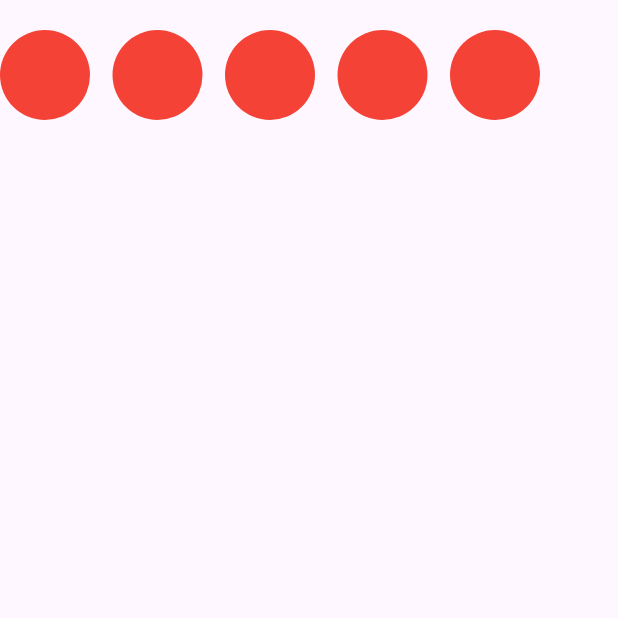
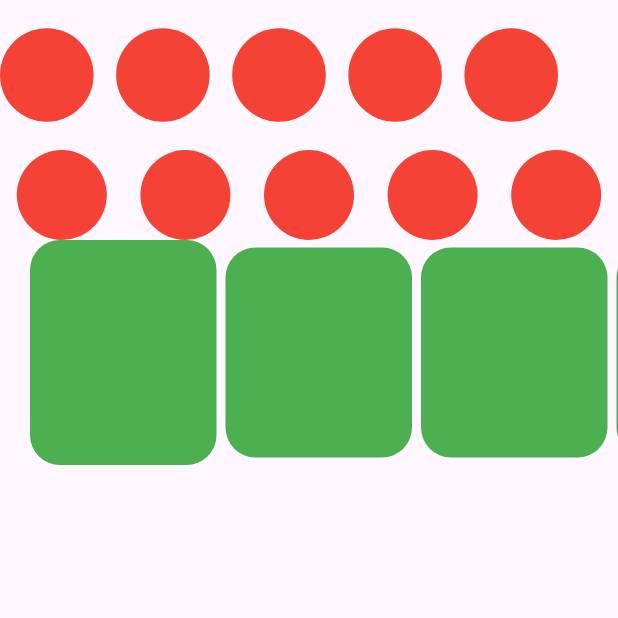
Before and after one commit to sam-in07/shpoy_app_flutter, a Flutter app: the screen it shows after launch, on a phone screen of 412 x 824 dp, the top half of it. Run offline on Flutter 3.47's test engine with Material 3 defaults, Android fonts, the phone set to English and light mode, and no system bars; our stand-ins replace google_fonts.

Commit message:
"Commit"

```diff
--- /dev/null
+++ b/lib/class_2 no/Responsive UI with Media Query.txt
@@ -0,0 +1,24 @@
+ child: ListView.separated(
+              scrollDirection: Axis.horizontal,
+              itemCount: 5,
+              itemBuilder: (context, index) {
+                return   Container(height: 100 ,
+                  width: 60,
+                  decoration: BoxDecoration(
+                    color: Colors.red,
+                    shape: BoxShape.circle,
+                  ),
+                ) ;
+              },
+              separatorBuilder: (context, index) {
+                return SizedBox(width: 15,);
+              },
+            ),
+
+            chnage hobe :  5 no line a "  Container(height: 100 ,
+                                                           width: 60,
+                                                           decoration: BoxDecoration(
+                                                             color: Colors.red,
+                                                             shape: BoxShape.circle,
+                                                           ),
+                                                         ) ;"
--- a/lib/profile.dart
+++ b/lib/profile.dart
@@ -9,7 +9,12 @@ import 'package:flutter/material.dart';
     // TODO: implement build
    //  throw UnimplementedError();
     return Scaffold(
-      body: Column(
+      body:
+      Column(
+        children: [
+          Center(
+            child: Center(
+              child: Column(
                 children: [
 
                   SizedBox(
@@ -18,8 +23,11 @@ import 'package:flutter/material.dart';
                       scrollDirection: Axis.horizontal,
                       itemCount: 5,
                       itemBuilder: (context, index) {
-                return   Container(height: 100 ,
-                  width: 60,
+                        return   Container(
+                      //    height: 60 ,
+                          height: MediaQuery.of(context).size.height / 5 - 20 ,
+                          width: MediaQuery.of(context).size.width / 5 - 20 ,
+                          // 5 jon nise 100 padding 1 jon nise 20 kore
                           decoration: BoxDecoration(
                             color: Colors.red,
                             shape: BoxShape.circle,
@@ -35,6 +43,107 @@ import 'package:flutter/material.dart';
 
                 ],
               ),
+            ),
+          ),
+          Row(
+            children: [
+              Container(
+                height: 60 ,
+                width: MediaQuery.of(context).size.width / 5,
+                decoration: BoxDecoration(
+                  color: Colors.red,
+                  shape: BoxShape.circle,
+                ),
+              ),
+              Container(
+                height: 60 ,
+                width: MediaQuery.of(context).size.width / 5,
+                decoration: BoxDecoration(
+                  color: Colors.red,
+                  shape: BoxShape.circle,
+                ),
+              ),
+              Container(
+                height: 60 ,
+                width: MediaQuery.of(context).size.width / 5,
+                decoration: BoxDecoration(
+                  color: Colors.red,
+                  shape: BoxShape.circle,
+                ),
+              ),
+              Container(
+                height: 60 ,
+                width: MediaQuery.of(context).size.width / 5,
+                decoration: BoxDecoration(
+                  color: Colors.red,
+                  shape: BoxShape.circle,
+                ),
+              ),
+              Container(
+                height: 60 ,
+                width: MediaQuery.of(context).size.width / 5,
+                decoration: BoxDecoration(
+                  color: Colors.red,
+                  shape: BoxShape.circle,
+                ),
+              ),
+
+
+            ],
+          ),
+          // 3* 6 = 18 + 20 = 38 / 3 = 13
+          Padding(
+            padding: const EdgeInsets.only(left: 20.0),
+            child: SizedBox(
+              child: SingleChildScrollView(
+                scrollDirection: Axis.horizontal,
+                child: Row(
+                  spacing: 6,
+                  children: [
+                     Container(
+                        height: 150 ,
+                       width: MediaQuery.of(context).size.width / 3 - 13 ,
+                       decoration: BoxDecoration(
+                         color: Colors.green,
+                          borderRadius: BorderRadius.circular(20),
+
+                       ),
+                     ),
+                     Container(
+                        height: 140,
+                       width: MediaQuery.of(context).size.width / 3 - 13 ,
+                       decoration: BoxDecoration(
+                         color: Colors.green,
+                          borderRadius: BorderRadius.circular(20),
+
+                       ),
+                     ),
+                     Container(
+                        height: 140,
+                       width: MediaQuery.of(context).size.width / 3 - 13 ,
+                       decoration: BoxDecoration(
+                         color: Colors.green,
+                          borderRadius: BorderRadius.circular(20),
+
+                       ),
+                     ),
+                     Container(
+                        height: 140,
+                       width: MediaQuery.of(context).size.width / 3 - 13 ,
+                       decoration: BoxDecoration(
+                         color: Colors.green,
+                          borderRadius: BorderRadius.circular(20),
+
+                       ),
+                     ),
+                  ],
+                ),
+              ),
+            ),
+          )
+        ],
+      ),
+
     );
   }
 
```
Also changed, not shown: lib/class_2 no/profile.txt (deleted). Lines whose indentation alone changed are shown as unchanged.
